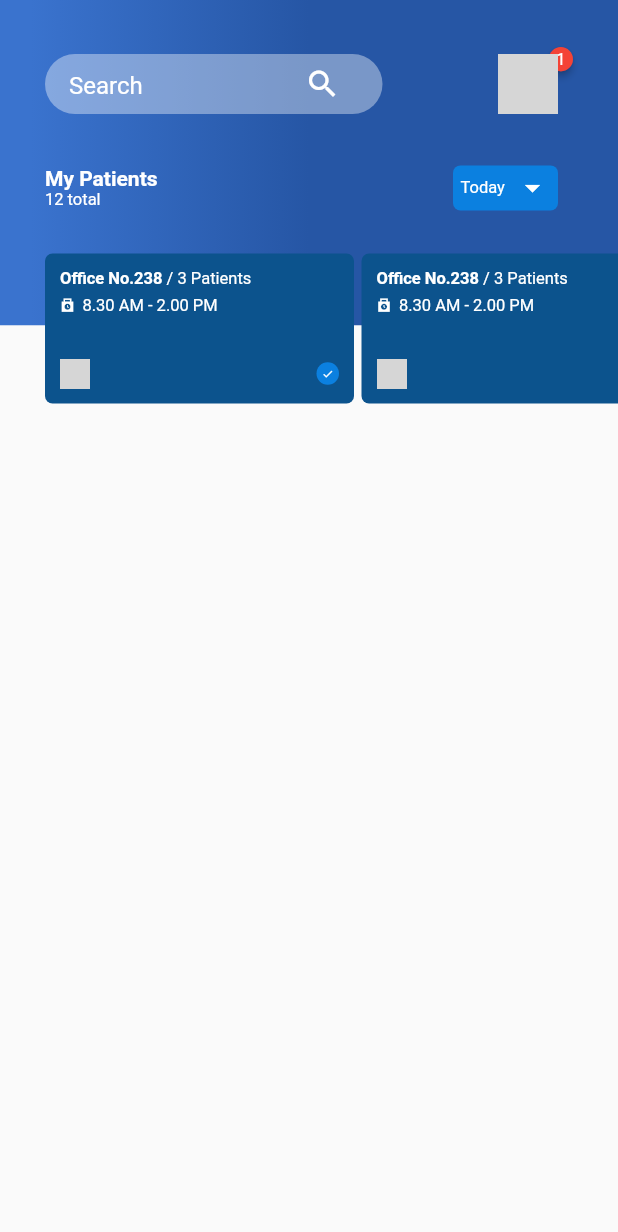
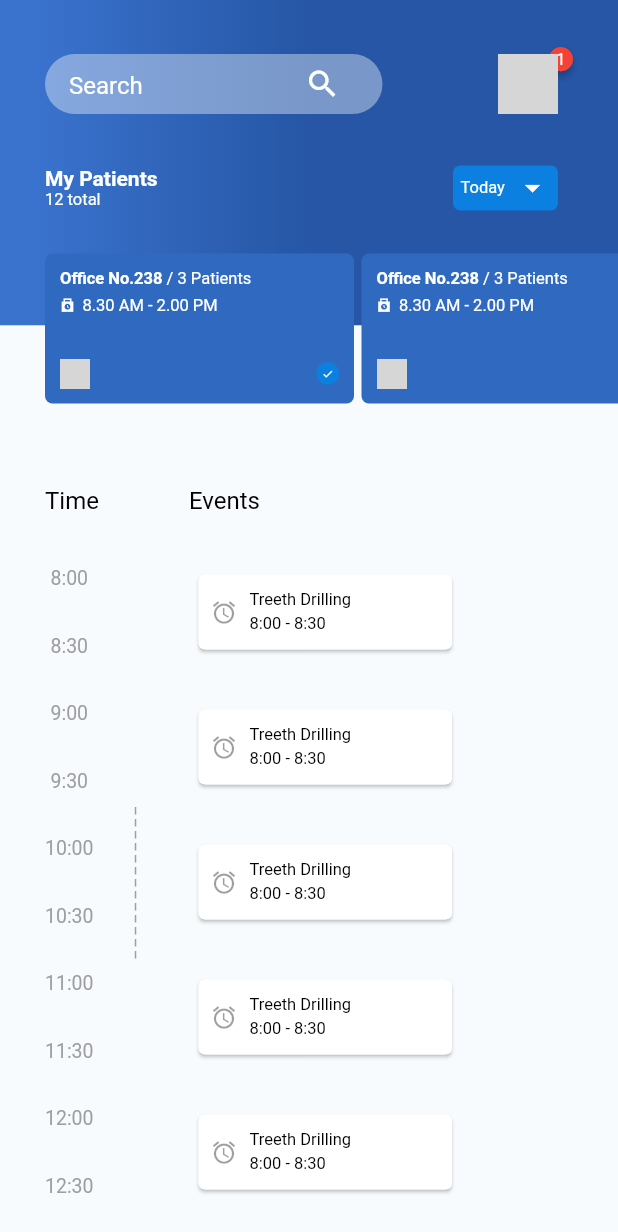
Before and after one commit to SuHlaHlaPhyu/dental_app, a Flutter app: the screen it shows after launch, on a phone screen of 412 x 824 dp. Shown: the top 1232 px of the screen. Run offline on Flutter 3.47's test engine with Material 2 defaults, Android fonts, the phone set to English and light mode, and no system bars; drawn by our look-alikes of badges; network calls fail; grey boxes are pictures that could not be loaded.

Commit message:
new : time and event section

```diff
--- /dev/null
+++ b/lib/custom_painter/verticle_time_line.dart
@@ -0,0 +1,29 @@
+import 'package:flutter/material.dart';
+
+class VerticalTimeLine extends CustomPainter {
+  @override
+  void paint(Canvas canvas, Size size) {
+    final Paint paint = Paint()
+      ..color = Colors.grey
+      ..strokeWidth = 1;
+
+    _drawDashedLine(
+      canvas,
+      size,
+      paint,
+    );
+  }
+
+  @override
+  bool shouldRepaint(covariant CustomPainter oldDelegate) {
+    return false;
+  }
+
+  void _drawDashedLine(Canvas canvas, Size size, Paint paint) {
+    double dashHeight = 5, dashSpace = 3, startY = 0;
+    while (startY < size.height) {
+      canvas.drawLine(Offset(0, startY), Offset(0, startY + dashHeight), paint);
+      startY += dashHeight + dashSpace;
+    }
+  }
+}
--- a/lib/custom_widgets/patient_horizontal_listview.dart
+++ b/lib/custom_widgets/patient_horizontal_listview.dart
@@ -1,5 +1,4 @@
 import 'package:flutter/material.dart';
-
 import 'text_widget.dart';
 
 class PatientHorizontalListSectionView extends StatelessWidget {
@@ -113,7 +112,7 @@ class PatientProfileView extends StatelessWidget {
 
 BoxDecoration patientBoxDecoration() {
   return BoxDecoration(
-    color: const Color.fromARGB(255, 12, 83, 141),
+    color: const Color.fromRGBO(47, 106, 192, 1),
     borderRadius: BorderRadius.circular(5.0),
   );
 }
--- a/lib/pages/home_page.dart
+++ b/lib/pages/home_page.dart
@@ -1,6 +1,7 @@
 import 'package:badges/badges.dart';
 import 'package:flutter/material.dart';
 
+import '../custom_painter/verticle_time_line.dart';
 import '../custom_widgets/patient_horizontal_listview.dart';
 import '../custom_widgets/text_widget.dart';
 
@@ -12,12 +13,25 @@ class HomePage extends StatefulWidget {
 }
 
 class _HomePageState extends State<HomePage> {
-  List<int> testList = [1, 2, 3, 4, 5];
+  List<String> timeList = [
+    "8:00",
+    "8:30",
+    "9:00",
+    "9:30",
+    "10:00",
+    "10:30",
+    "11:00",
+    "11:30",
+    "12:00",
+    "12:30",
+  ];
+  List<int> eventList = [1, 2, 3, 4, 5];
 
   final TextEditingController _searchController = TextEditingController();
   @override
   Widget build(BuildContext context) {
     return Scaffold(
+      backgroundColor: const Color.fromRGBO(247, 251, 254, 1),
       body: SafeArea(
         child: Stack(
           children: [
@@ -67,8 +81,199 @@ class _HomePageState extends State<HomePage> {
                 ),
               ),
             ),
+            Positioned(
+              left: 30.0,
+              top: 18 * 18,
+              child: SizedBox(
+                child: Column(
+                  crossAxisAlignment: CrossAxisAlignment.start,
+                  children: [
+                    const TimeAndEventTitleView(),
+                    const SizedBox(
+                      height: 20.0,
+                    ),
+                    Row(
+                      children: [
+                        TimeListView(
+                          timeList: timeList,
+                        ),
+                        const SizedBox(
+                          width: 28.0,
+                        ),
+                        SizedBox(
+                          height: 100,
+                          width: 10,
+                          child: CustomPaint(
+                            painter: VerticalTimeLine(),
+                          ),
+                        ),
+                        const SizedBox(
+                          width: 28.0,
+                        ),
+                        Column(
+                          children: eventList
+                              .map((e) => const Padding(
+                                    padding: EdgeInsets.symmetric(
+                                      vertical: 16.0,
+                                    ),
+                                    child: EventItemView(),
+                                  ))
+                              .toList(),
+                        )
+                      ],
+                    ),
+                  ],
+                ),
+              ),
+            ),
           ],
         ),
+      ),
+    );
+  }
+}
+
+class TimeItemView extends StatelessWidget {
+  const TimeItemView({
+    Key? key,
+  }) : super(key: key);
+
+  @override
+  Widget build(BuildContext context) {
+    return Column(
+      children: [
+        Padding(
+          padding: const EdgeInsets.symmetric(
+            vertical: 15.0,
+          ),
+          child: TextWidget(
+            text: "8 : 00",
+            color: Colors.grey,
+            size: 13.0,
+          ),
+        ),
+        Padding(
+          padding: const EdgeInsets.symmetric(
+            vertical: 15.0,
+          ),
+          child: TextWidget(
+            text: "8 : 30",
+            color: Colors.grey,
+            size: 13.0,
+          ),
+        ),
+      ],
+    );
+  }
+}
+// Row(
+//   children: const [
+//     TimeItemView(),
+//     SizedBox(
+//       width: 60.0,
+//     ),
+//     EventItemView(),
+//   ],
+// )
+
+class EventItemView extends StatelessWidget {
+  const EventItemView({Key? key}) : super(key: key);
+
+  @override
+  Widget build(BuildContext context) {
+    return Card(
+      // elevation: 0.2,
+      child: Container(
+        padding: const EdgeInsets.symmetric(
+          horizontal: 8.0,
+        ),
+        height: 50.0,
+        width: 13 * 13,
+        decoration: BoxDecoration(
+          color: Colors.white,
+          borderRadius: BorderRadius.circular(5),
+        ),
+        child: Row(
+          children: [
+            const Icon(
+              Icons.alarm,
+              size: 18.0,
+              color: Colors.black38,
+            ),
+            const SizedBox(
+              width: 8.0,
+            ),
+            Column(
+              crossAxisAlignment: CrossAxisAlignment.start,
+              mainAxisSize: MainAxisSize.min,
+              children: [
+                TextWidget(
+                  text: "Treeth Drilling",
+                  color: Colors.black,
+                ),
+                const SizedBox(
+                  height: 3.0,
+                ),
+                TextWidget(
+                  text: "8:00 - 8:30",
+                  color: Colors.black,
+                )
+              ],
+            )
+          ],
+        ),
+      ),
+    );
+  }
+}
+
+class TimeAndEventTitleView extends StatelessWidget {
+  const TimeAndEventTitleView({Key? key}) : super(key: key);
+
+  @override
+  Widget build(BuildContext context) {
+    return Row(
+      children: [
+        TextWidget(
+          text: "Time",
+          color: Colors.black,
+          size: 16,
+        ),
+        const SizedBox(
+          width: 60.0,
+        ),
+        TextWidget(
+          text: "Events",
+          color: Colors.black,
+          size: 16,
+        ),
+      ],
+    );
+  }
+}
+
+class TimeListView extends StatelessWidget {
+  final List<String> timeList;
+  TimeListView({required this.timeList});
+  @override
+  Widget build(BuildContext context) {
+    return SingleChildScrollView(
+      child: Column(
+        mainAxisSize: MainAxisSize.min,
+        children: timeList
+            .map(
+              (e) => Padding(
+                padding: const EdgeInsets.symmetric(
+                  vertical: 15.0,
+                ),
+                child: TextWidget(
+                  text: e,
+                  color: Colors.grey,
+                  size: 13.0,
+                ),
+              ),
+            )
+            .toList(),
       ),
     );
   }
```
